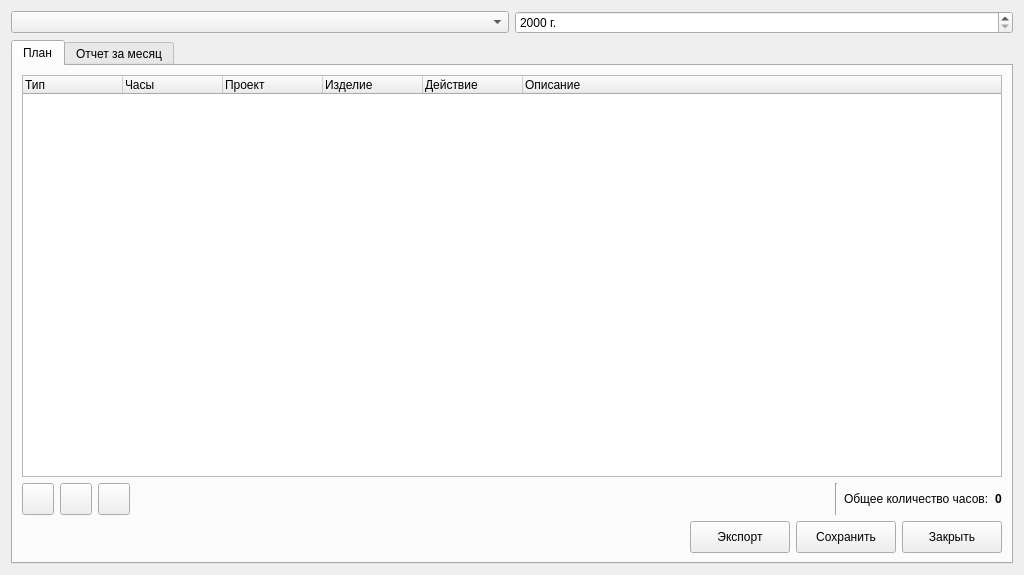
The window that dialogprojectplan.ui (molotov-dmitry/work-report) describes before a commit, drawn with Qt 5.
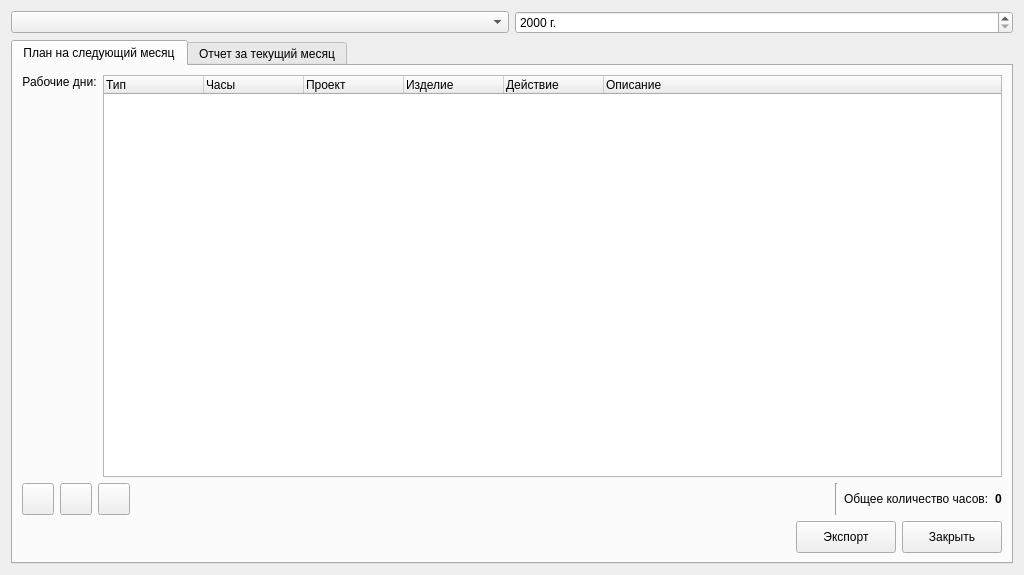
The same window after the commit. Icons and pictures are not drawn. Custom widgets are drawn as their Qt base class.

```diff
--- a/dialogprojectplan.ui
+++ b/dialogprojectplan.ui
@@ -24,10 +24,55 @@
      </property>
      <widget class="QWidget" name="tabPlan">
       <attribute name="title">
-       <string>План</string>
+       <string>План на следующий месяц</string>
       </attribute>
       <layout class="QVBoxLayout" name="verticalLayout">
        <item>
+        <layout class="QHBoxLayout" name="horizontalLayout_6">
+         <item>
+          <layout class="QVBoxLayout" name="verticalLayout_2">
+           <item>
+            <widget class="QLabel" name="label_2">
+             <property name="sizePolicy">
+              <sizepolicy hsizetype="Preferred" vsizetype="Fixed">
+               <horstretch>0</horstretch>
+               <verstretch>0</verstretch>
+              </sizepolicy>
+             </property>
+             <property name="text">
+              <string>Рабочие дни:</string>
+             </property>
+             <property name="alignment">
+              <set>Qt::AlignCenter</set>
+             </property>
+            </widget>
+           </item>
+           <item>
+            <widget class="MonthDaysSelectWidget" name="widgetWorkDays" native="true">
+             <property name="sizePolicy">
+              <sizepolicy hsizetype="Fixed" vsizetype="Fixed">
+               <horstretch>0</horstretch>
+               <verstretch>0</verstretch>
+              </sizepolicy>
+             </property>
+            </widget>
+           </item>
+           <item>
+            <spacer name="verticalSpacer">
+             <property name="orientation">
+              <enum>Qt::Vertical</enum>
+             </property>
+             <property name="sizeHint" stdset="0">
+              <size>
+               <width>20</width>
+               <height>40</height>
+              </size>
+             </property>
+            </spacer>
+           </item>
+          </layout>
+         </item>
+         <item>
         <widget class="QTreeWidget" name="tablePlan">
          <property name="alternatingRowColors">
           <bool>true</bool>
@@ -73,6 +118,8 @@
          </column>
         </widget>
        </item>
+        </layout>
+       </item>
        <item>
         <layout class="QHBoxLayout" name="horizontalLayout_2">
          <item>
@@ -188,20 +235,7 @@
           </widget>
          </item>
          <item>
-          <widget class="QToolButton" name="toolButton">
-           <property name="minimumSize">
-            <size>
-             <width>100</width>
-             <height>32</height>
-            </size>
-           </property>
-           <property name="text">
-            <string>Сохранить</string>
-           </property>
-          </widget>
-         </item>
-         <item>
-          <widget class="QToolButton" name="toolButton_3">
+          <widget class="QToolButton" name="buttonPlanClose">
            <property name="minimumSize">
             <size>
              <width>100</width>
@@ -219,7 +253,7 @@
      </widget>
      <widget class="QWidget" name="tabReport">
       <attribute name="title">
-       <string>Отчет за месяц</string>
+       <string>Отчет за текущий месяц</string>
       </attribute>
      </widget>
     </widget>
@@ -239,6 +273,14 @@
    </item>
   </layout>
  </widget>
+ <customwidgets>
+  <customwidget>
+   <class>MonthDaysSelectWidget</class>
+   <extends>QWidget</extends>
+   <header>monthdaysselectwidget.h</header>
+   <container>1</container>
+  </customwidget>
+ </customwidgets>
  <resources/>
  <connections>
   <connection>
```
Left out of the diff: 22 changed lines with no effect on the pictures. Lines whose indentation alone changed are shown as unchanged.
